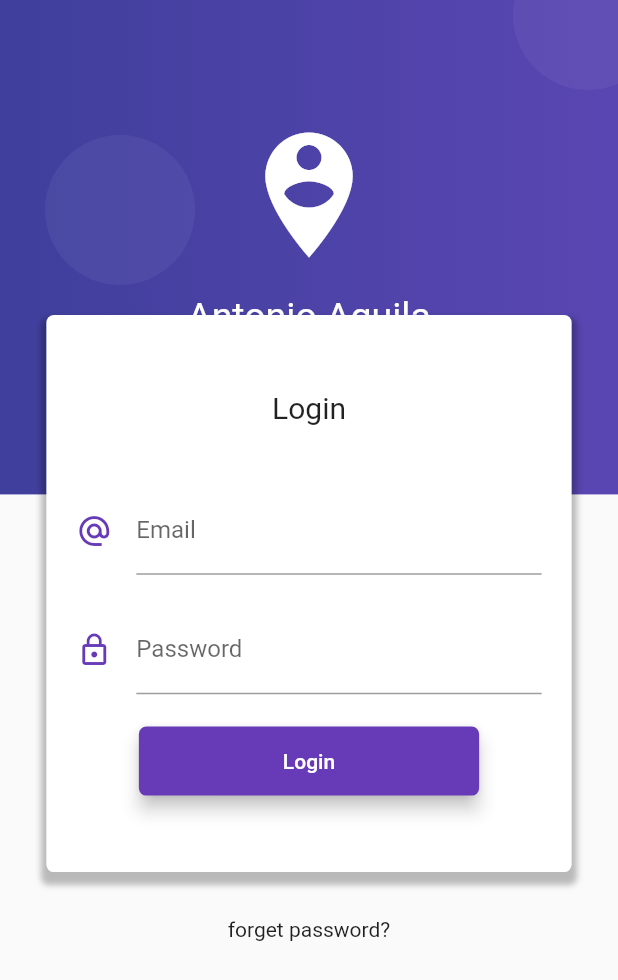
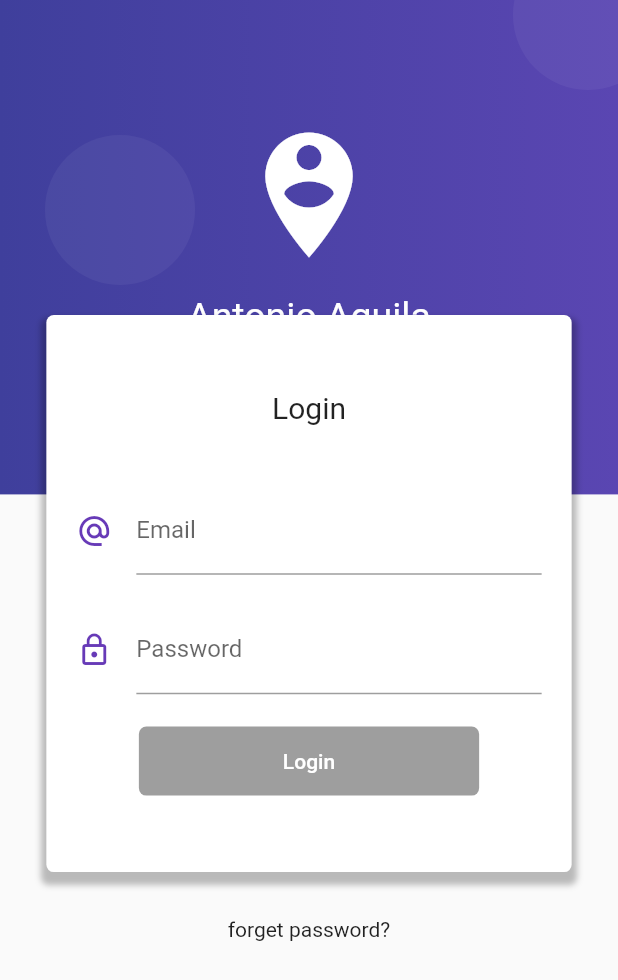
Before and after one commit to NepCode/form_validation_pattern_bloc, a Flutter app: the screen it shows after launch, on a phone screen of 412 x 824 dp. Shown: the top 980 px of the screen. Run offline on Flutter 3.47's test engine with Material 2 defaults, Android fonts, the phone set to English and light mode, and no system bars; our stand-ins replace rxdart.

```diff
--- a/lib/src/bloc/login_bloc.dart
+++ b/lib/src/bloc/login_bloc.dart
@@ -1,9 +1,12 @@
 import 'dart:async';
 import 'package:form_validation_bloc_pattern/src/bloc/validators.dart';
+import 'package:rxdart/rxdart.dart';
 
 class LoginBloc with Validators {
-  final _emailController = StreamController<String>.broadcast();
-  final _passwordController = StreamController<String>.broadcast();
+ /* final _emailController = StreamController<String>.broadcast();
+  final _passwordController = StreamController<String>.broadcast();*/
+  final _emailController = BehaviorSubject<String>();
+  final _passwordController = BehaviorSubject<String>();
 
   //listen to stream data
   Stream<String> get emailStream =>
@@ -11,9 +14,17 @@ class LoginBloc with Validators {
   Stream<String> get passwordStream =>
       _passwordController.stream.transform(validatePassword);
 
+  Stream<bool> get formValidStream =>
+      CombineLatestStream.combine2(emailStream, passwordStream, (e, p) => true);
+
   //set values in stream
   Function(String) get changeEmail => _emailController.sink.add;
   Function(String) get changePassword => _passwordController.sink.add;
+
+  //get last value set in streams
+  String get email => _emailController.value;
+  String get password => _passwordController.value;
+
 
   dispose() {
     _emailController?.close();
--- a/lib/src/bloc/provider.dart
+++ b/lib/src/bloc/provider.dart
@@ -4,10 +4,23 @@ export 'package:form_validation_bloc_pattern/src/bloc/login_bloc.dart';
 
 class Provider extends InheritedWidget {
 
+  static Provider _instance;
+
+  factory Provider({ Key key, Widget child}) {
+
+    if( _instance == null ) {
+      _instance = new Provider._internal(key: key, child:child);
+    }
+    return _instance;
+  }
+
+  Provider._internal({ Key key, Widget child})
+      : super(key: key, child:child);
+
   final loginBloc = LoginBloc();
 
-  Provider({ Key key, Widget child})
-  : super(key: key, child:child);
+  /*Provider({ Key key, Widget child})
+  : super(key: key, child:child);*/
 
   @override
   bool updateShouldNotify(InheritedWidget oldWidget) => true;
--- a/lib/src/pages/login_page.dart
+++ b/lib/src/pages/login_page.dart
@@ -88,7 +88,7 @@ class LoginPage extends StatelessWidget {
                 SizedBox(height: size.height * 0.025),
                 _inputPassword(bloc),
                 SizedBox(height: size.height * 0.0250),
-                _renderLoginButton()
+                _renderLoginButton(bloc)
               ],
             ),
           ),
@@ -143,9 +143,12 @@ class LoginPage extends StatelessWidget {
     );
   }
 
-  Widget _renderLoginButton() {
+  Widget _renderLoginButton(LoginBloc bloc) {
+    return StreamBuilder(
+      stream: bloc.formValidStream,
+      builder: (BuildContext context, AsyncSnapshot snapshot) {
         return RaisedButton(
-      onPressed: () {},
+          onPressed: snapshot.hasData ? () => _login(bloc, context) : null,
           child: Container(
             padding: EdgeInsets.symmetric(horizontal: 80.0, vertical: 15.0),
             child: Text('Login'),
@@ -155,5 +158,15 @@ class LoginPage extends StatelessWidget {
           color: Colors.deepPurple,
           textColor: Colors.white,
         );
+      },
+    );
+  }
+
+  _login(LoginBloc bloc, BuildContext context) {
+    print('============');
+    print('email: ${bloc.email}');
+    print('password: ${bloc.password} ');
+    print('==============:');
+    Navigator.pushNamed(context, 'home');
   }
 }
--- a/pubspec.yaml
+++ b/pubspec.yaml
@@ -23,6 +23,7 @@ dependencies:
   # The following adds the Cupertino Icons font to your application.
   # Use with the CupertinoIcons class for iOS style icons.
   cupertino_icons: ^0.1.2
+  rxdart: ^0.23.1
 
 dev_dependencies:
   flutter_test:
```
Also changed, not shown: lib/src/pages/home.page.dart (+14 -1 lines), pubspec.lock. Lines whose indentation alone changed are shown as unchanged.
